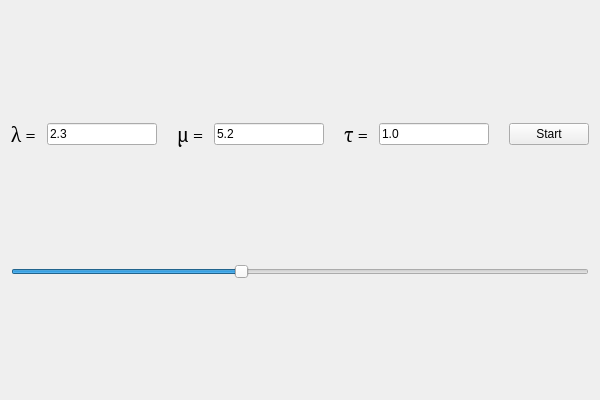
Cvelth/Comp_Simulation_Projects, file Lab1_GUI/Lab1_GUI.ui: the form before one commit.
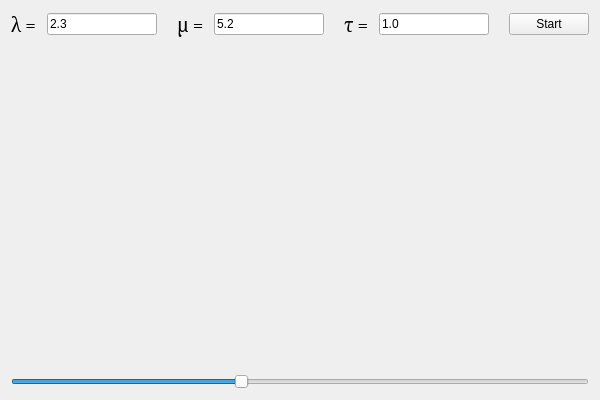
The form after the commit.

Diff of the .ui file:
```diff
--- a/Lab1_GUI/Lab1_GUI.ui
+++ b/Lab1_GUI/Lab1_GUI.ui
@@ -125,7 +125,7 @@
     </layout>
    </item>
    <item>
-    <layout class="QVBoxLayout" name="visualization_layout"/>
+    <layout class="QHBoxLayout" name="visualization_layout"/>
    </item>
    <item>
     <widget class="QSlider" name="time">
```
